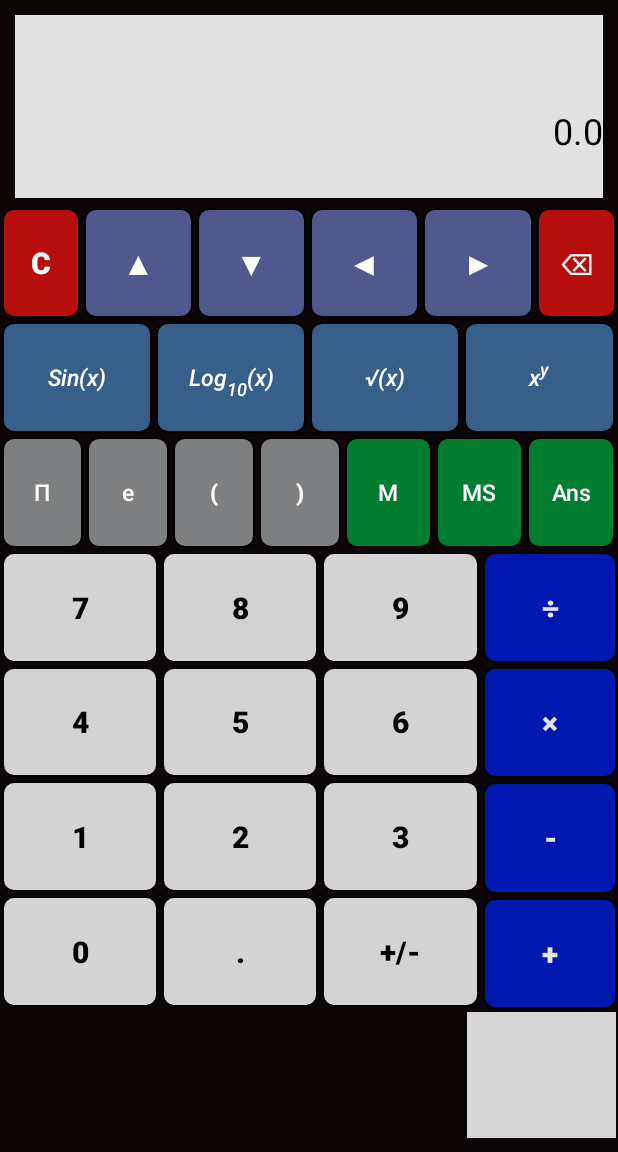
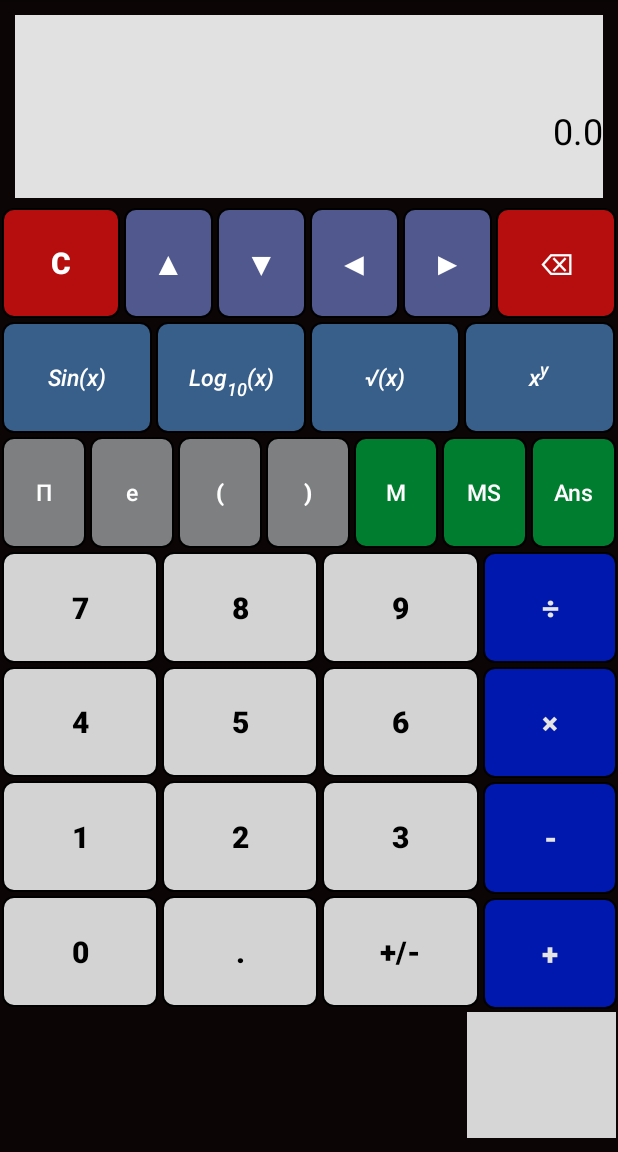
Before and after one commit to louimet/E-Calc, an Android app: the screen it shows after launch (MainActivity), on a phone screen of 412 x 824 dp, the part 84-1236 px from its top. Run offline under Robolectric (Android 15) with nearby library versions, the phone set to English and light mode, and no system bars; Roboto replaces fonts that are not available here; 1 statement that could not run was skipped; grey boxes are pictures that could not be loaded.

Commit message:
Minor change to buttons

```diff
--- a/src/Team_E_Calc_AndroidApp/app/src/main/res/layout/activity_main.xml
+++ b/src/Team_E_Calc_AndroidApp/app/src/main/res/layout/activity_main.xml
@@ -63,7 +63,7 @@
             android:text="@string/buttonClear"
             android:id="@+id/buttonClear"
             android:layout_width="0dp"
-            android:layout_weight="0.0125"
+            android:layout_weight="0.02"
             android:layout_height="match_parent"
             android:background="@drawable/button_delete"
             android:layout_margin="1dp"
@@ -76,7 +76,7 @@
         <Button
             style="?android:attr/borderlessButtonStyle"
             android:layout_width="0dp"
-            android:layout_weight="0.0175"
+            android:layout_weight="0.015"
             android:layout_height="match_parent"
             android:text="@string/button_up_arrow"
             android:id="@+id/button_up_arrow"
@@ -91,7 +91,7 @@
         <Button
             style="?android:attr/borderlessButtonStyle"
             android:layout_width="0dp"
-            android:layout_weight="0.0175"
+            android:layout_weight="0.015"
             android:layout_height="match_parent"
             android:text="@string/button_down_arrow"
             android:id="@+id/button_down_arrow"
@@ -106,7 +106,7 @@
         <Button
             style="?android:attr/borderlessButtonStyle"
             android:layout_width="0dp"
-            android:layout_weight="0.0175"
+            android:layout_weight="0.015"
             android:layout_height="match_parent"
             android:text="@string/button_left_arrow"
             android:id="@+id/button_left_arrow"
@@ -121,7 +121,7 @@
         <Button
             style="?android:attr/borderlessButtonStyle"
             android:layout_width="0dp"
-            android:layout_weight="0.0175"
+            android:layout_weight="0.015"
             android:layout_height="match_parent"
             android:text="@string/button_right_arrow"
             android:id="@+id/button_right_arrow"
@@ -136,7 +136,7 @@
         <Button
             style="?android:attr/borderlessButtonStyle"
             android:layout_width="0dp"
-            android:layout_weight="0.0125"
+            android:layout_weight="0.02"
             android:layout_height="match_parent"
             android:text="@string/buttonBackspace"
             android:id="@+id/buttonBackspace"
@@ -235,14 +235,13 @@
             android:text="@string/buttonPi"
             android:id="@+id/buttonPi"
             android:layout_width="0dp"
-            android:layout_weight="0.0138"
+            android:layout_weight="0.0142"
             android:layout_height="match_parent"
             android:background="@drawable/button_pi_e_parenthesis"
             android:layout_margin="1dp"
             android:clickable="true"
             android:enabled="true"
             android:textColor="#ffffff"
-
             android:onClick="sendMessage"
             android:textSize="15sp" />
         <Button
@@ -250,7 +249,7 @@
             android:text="@string/button_e"
             android:id="@+id/button_e"
             android:layout_width="0dp"
-            android:layout_weight="0.0138"
+            android:layout_weight="0.0142"
             android:layout_height="match_parent"
             android:background="@drawable/button_pi_e_parenthesis"
             android:layout_margin="1dp"
@@ -264,7 +263,7 @@
         <Button
             style="?android:attr/borderlessButtonStyle"
             android:layout_width="0dp"
-            android:layout_weight="0.0138"
+            android:layout_weight="0.0142"
             android:layout_height="match_parent"
             android:text="@string/buttonLpar"
             android:id="@+id/buttonLpar"
@@ -279,7 +278,7 @@
         <Button
             style="?android:attr/borderlessButtonStyle"
             android:layout_width="0dp"
-            android:layout_weight="0.0138"
+            android:layout_weight="0.0142"
             android:layout_height="match_parent"
             android:text="@string/buttonRpar"
             android:id="@+id/buttonRpar"
@@ -295,7 +294,7 @@
         <Button
             style="?android:attr/borderlessButtonStyle"
             android:layout_width="0dp"
-            android:layout_weight="0.0147"
+            android:layout_weight="0.0142"
             android:layout_height="match_parent"
             android:text="@string/button_mem_recall"
             android:id="@+id/button_mem_recall"
@@ -311,7 +310,7 @@
         <Button
             style="?android:attr/borderlessButtonStyle"
             android:layout_width="0dp"
-            android:layout_weight="0.0147"
+            android:layout_weight="0.0142"
             android:layout_height="match_parent"
             android:text="@string/button_mem_store"
             android:id="@+id/button_mem_store"
@@ -327,7 +326,7 @@
         <Button
             style="?android:attr/borderlessButtonStyle"
             android:layout_width="0dp"
-            android:layout_weight="0.0147"
+            android:layout_weight="0.0142"
             android:layout_height="match_parent"
             android:text="@string/button_ans"
             android:id="@+id/button_ans"
```
